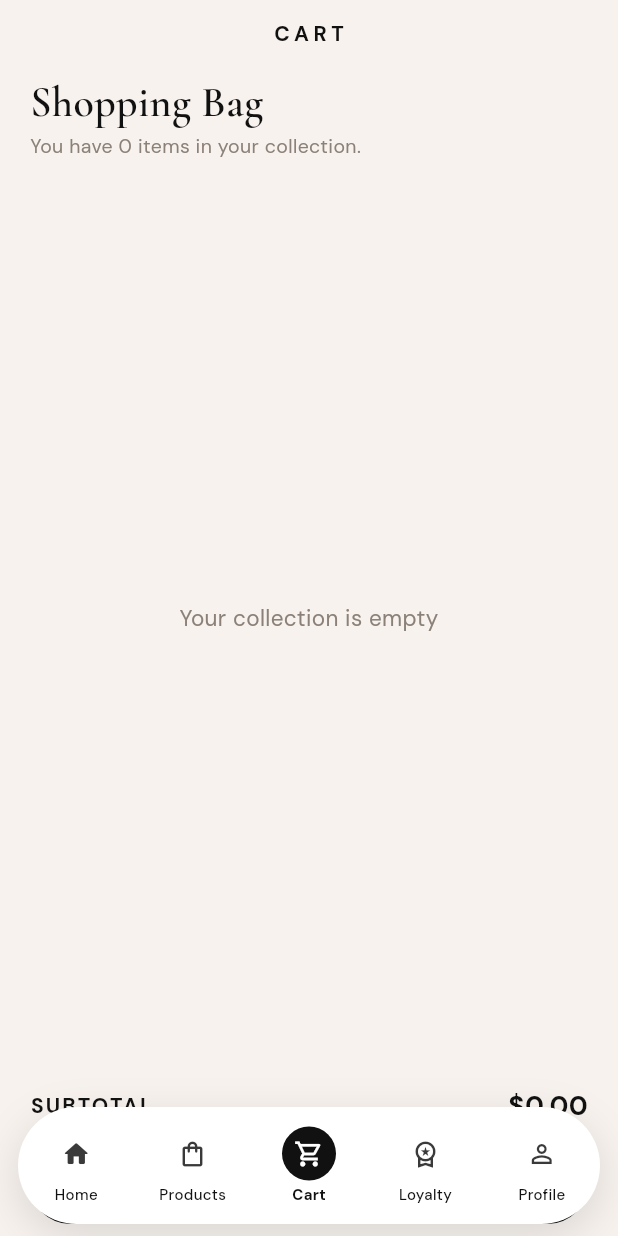
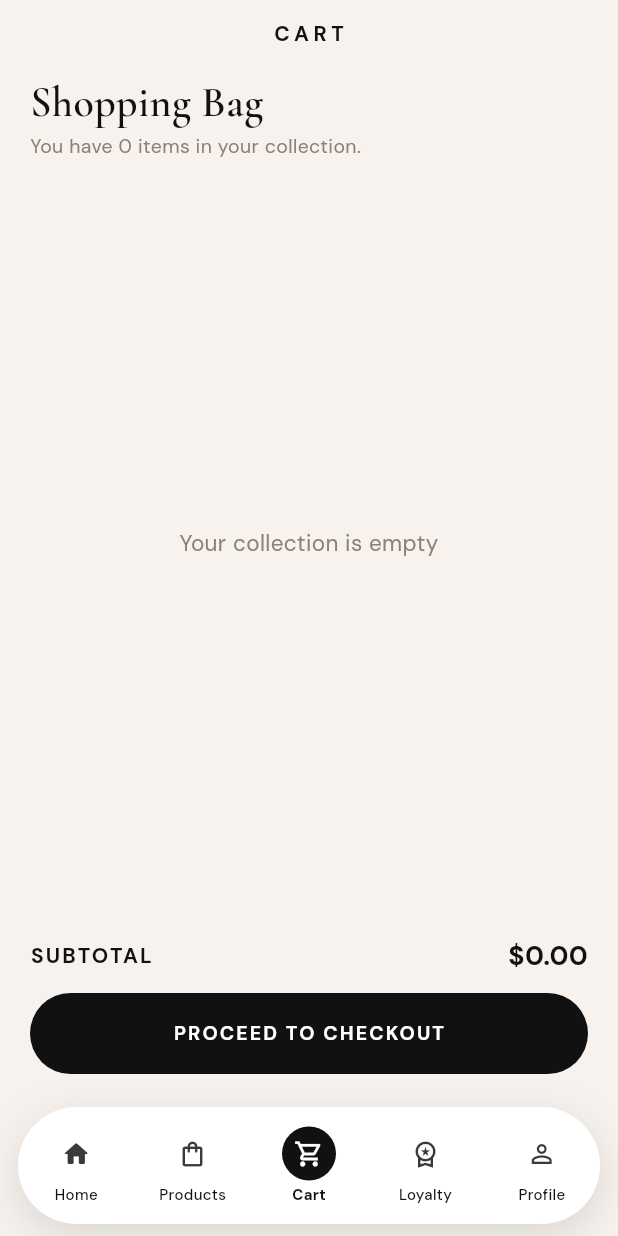
Before and after one commit to Motasim-Fuad/mad_perfume, a Flutter app: the MainShellPage screen opened by its route, item 3 of the bottom bar chosen, on a phone screen of 412 x 824 dp. Run offline on Flutter 3.47's test engine with Material 3 defaults, Android fonts, the phone set to English and light mode, and no system bars; our stand-ins replace cached_network_image, dio, get, get_storage, google_fonts; accounts and stored records are empty; network calls fail.

Commit message:
remove extra backgoround on nav bar

```diff
--- a/lib/core/constants/app_sizes.dart
+++ b/lib/core/constants/app_sizes.dart
@@ -7,4 +7,5 @@ class AppSizes {
   static const double buttonHeight = 54;
   static const double fieldHeight = 54;
   static const double navHeight = 78;
+  static const double navClearance = 108;
 }
--- a/lib/features/cart/presentation/pages/cart_page.dart
+++ b/lib/features/cart/presentation/pages/cart_page.dart
@@ -2,6 +2,7 @@ import 'package:flutter/material.dart';
 import 'package:get/get.dart';
 import 'package:google_fonts/google_fonts.dart';
 import 'package:madperfume/core/constants/app_colors.dart';
+import 'package:madperfume/core/constants/app_sizes.dart';
 import 'package:madperfume/features/cart/presentation/controllers/cart_controller.dart';
 import 'package:madperfume/features/cart/presentation/widgets/cart_line_item.dart';
 import 'package:madperfume/shared/widgets/brand_chrome.dart';
@@ -57,7 +58,7 @@ class CartPage extends GetView<CartController> {
                     ),
             ),
             Padding(
-              padding: const EdgeInsets.fromLTRB(20, 8, 20, 8),
+              padding: const EdgeInsets.fromLTRB(20, 8, 20, AppSizes.navClearance),
               child: Column(
                 children: [
                   Row(
--- a/lib/features/home/presentation/pages/home_page.dart
+++ b/lib/features/home/presentation/pages/home_page.dart
@@ -3,6 +3,7 @@ import 'package:get/get.dart';
 import 'package:google_fonts/google_fonts.dart';
 import 'package:madperfume/config/routes/app_routes.dart';
 import 'package:madperfume/core/constants/app_colors.dart';
+import 'package:madperfume/core/constants/app_sizes.dart';
 import 'package:madperfume/features/home/presentation/controllers/home_controller.dart';
 import 'package:madperfume/features/home/presentation/widgets/boutique_preview.dart';
 import 'package:madperfume/features/home/presentation/widgets/collection_strip.dart';
@@ -89,7 +90,7 @@ class HomePage extends GetView<HomeController> {
           ),
           SliverToBoxAdapter(
             child: Padding(
-              padding: const EdgeInsets.fromLTRB(20, 28, 20, 24),
+              padding: const EdgeInsets.fromLTRB(20, 28, 20, AppSizes.navClearance),
               child: BoutiquePreview(
                 branches: controller.boutiques,
                 onViewAll: controller.openBranches,
--- a/lib/features/loyalty/presentation/pages/loyalty_page.dart
+++ b/lib/features/loyalty/presentation/pages/loyalty_page.dart
@@ -2,6 +2,7 @@ import 'package:flutter/material.dart';
 import 'package:get/get.dart';
 import 'package:google_fonts/google_fonts.dart';
 import 'package:madperfume/core/constants/app_colors.dart';
+import 'package:madperfume/core/constants/app_sizes.dart';
 import 'package:madperfume/features/loyalty/data/models/points_entry.dart';
 import 'package:madperfume/features/loyalty/presentation/controllers/loyalty_controller.dart';
 import 'package:madperfume/shared/widgets/brand_chrome.dart';
@@ -16,7 +17,7 @@ class LoyaltyPage extends GetView<LoyaltyController> {
       child: Obx(() {
         final points = controller.session.points.value;
         return ListView(
-          padding: const EdgeInsets.fromLTRB(20, 12, 20, 24),
+          padding: const EdgeInsets.fromLTRB(20, 12, 20, AppSizes.navClearance),
           children: [
             Center(
               child: Text(
--- a/lib/features/products/presentation/pages/category_page.dart
+++ b/lib/features/products/presentation/pages/category_page.dart
@@ -2,6 +2,7 @@ import 'package:flutter/material.dart';
 import 'package:get/get.dart';
 import 'package:google_fonts/google_fonts.dart';
 import 'package:madperfume/core/constants/app_colors.dart';
+import 'package:madperfume/core/constants/app_sizes.dart';
 import 'package:madperfume/features/products/presentation/controllers/category_controller.dart';
 import 'package:madperfume/features/products/presentation/widgets/collection_banner.dart';
 
@@ -13,7 +14,7 @@ class CategoryPage extends GetView<CategoryController> {
     return SafeArea(
       bottom: false,
       child: ListView(
-        padding: const EdgeInsets.fromLTRB(20, 12, 20, 24),
+        padding: const EdgeInsets.fromLTRB(20, 12, 20, AppSizes.navClearance),
         children: [
           Text(
             'product_category'.tr,
--- a/lib/features/profile/presentation/pages/profile_page.dart
+++ b/lib/features/profile/presentation/pages/profile_page.dart
@@ -2,6 +2,7 @@ import 'package:flutter/material.dart';
 import 'package:get/get.dart';
 import 'package:google_fonts/google_fonts.dart';
 import 'package:madperfume/core/constants/app_colors.dart';
+import 'package:madperfume/core/constants/app_sizes.dart';
 import 'package:madperfume/features/profile/presentation/controllers/profile_controller.dart';
 import 'package:madperfume/features/profile/presentation/widgets/order_history_card.dart';
 import 'package:madperfume/shared/widgets/brand_chrome.dart';
@@ -18,7 +19,7 @@ class ProfilePage extends GetView<ProfileController> {
       child: Obx(() {
         final recent = controller.recentOrders;
         return ListView(
-          padding: const EdgeInsets.fromLTRB(20, 12, 20, 24),
+          padding: const EdgeInsets.fromLTRB(20, 12, 20, AppSizes.navClearance),
           children: [
             Center(
               child: Text(
--- a/lib/shared/widgets/custom_bottom_nav.dart
+++ b/lib/shared/widgets/custom_bottom_nav.dart
@@ -11,7 +11,9 @@ class CustomBottomNav extends StatelessWidget {
   @override
   Widget build(BuildContext context) {
     final controller = Get.find<ShellController>();
-    return Obx(() {
+    return Material(
+      type: MaterialType.transparency,
+      child: Obx(() {
       return SafeArea(
         top: false,
         child: Padding(
@@ -74,7 +76,8 @@ class CustomBottomNav extends StatelessWidget {
           ),
         ),
       );
-    });
+      }),
+    );
   }
 }
 
```
